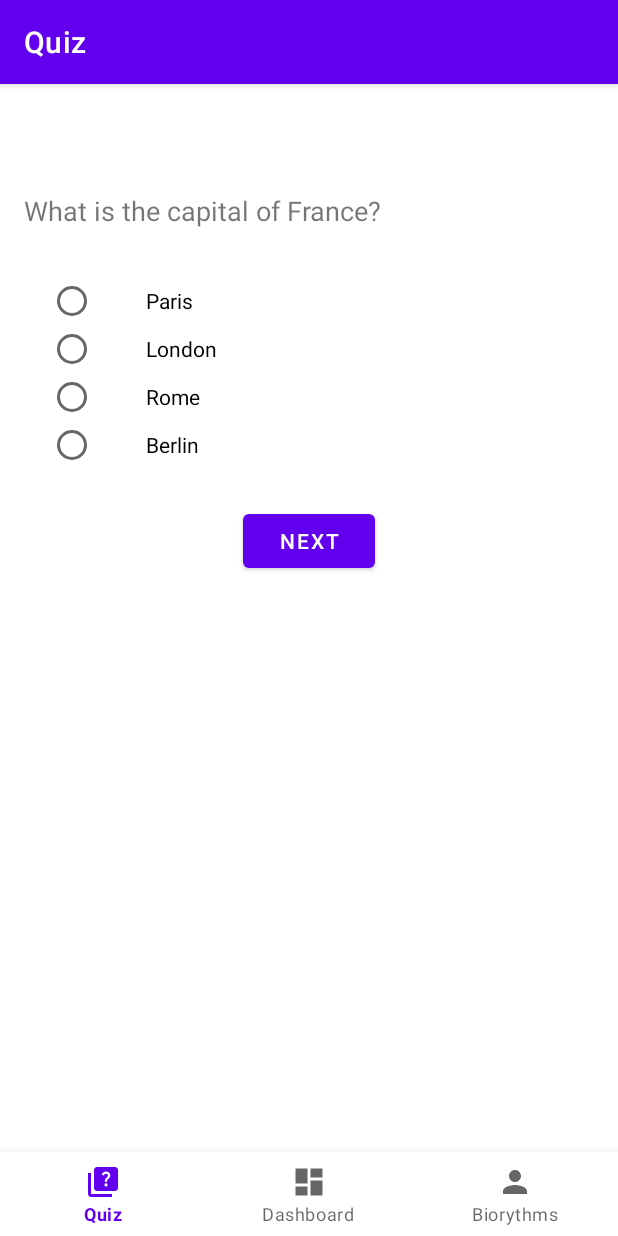
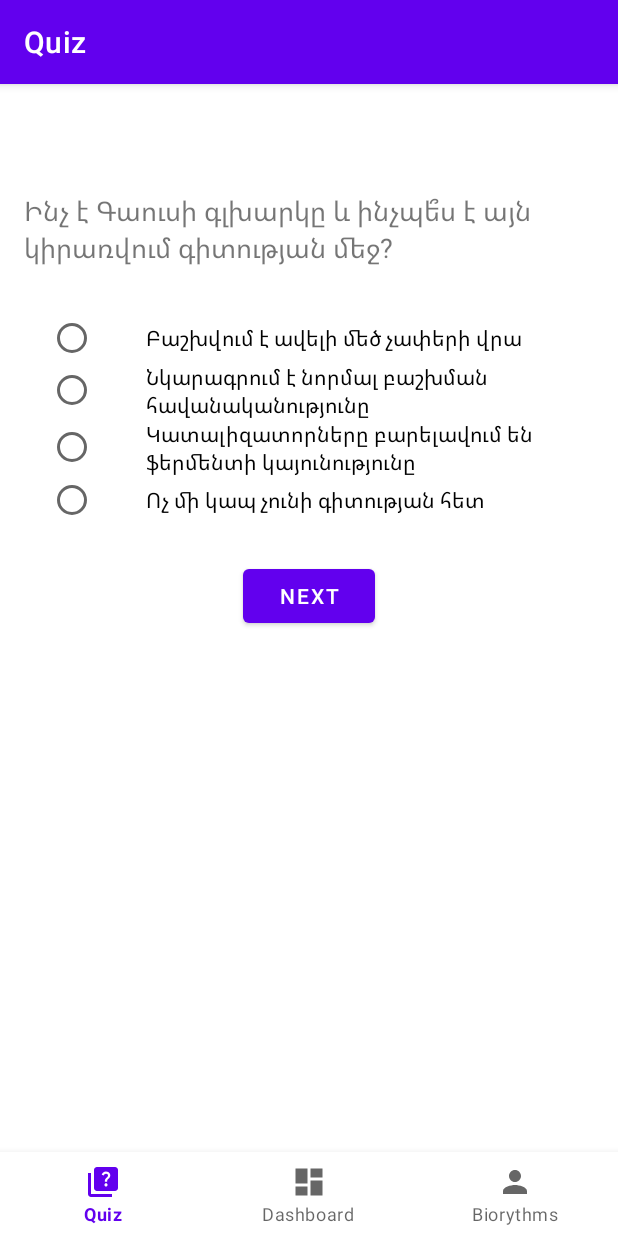
Before and after one commit to A-Ghasabyan/MathPlot, an Android app: the QuizFragment screen opened through its navigation route, after a tap on "TAKE THE QUIZ", on a phone screen of 412 x 824 dp. Run offline under Robolectric (Android 15) with nearby library versions, the phone set to English and light mode, and no system bars; our stand-ins replace navigation-ui; libraries missing offline, so code that uses them is left out: com.github.mikephil.charting.

Commit message:
Commit Message

```diff
--- a/app/src/main/java/com/example/myapplication/ui/quiz/QuizFragment.java
+++ b/app/src/main/java/com/example/myapplication/ui/quiz/QuizFragment.java
@@ -19,18 +19,32 @@ public class QuizFragment extends Fragment {
     private int correctAnswerCount = 0;
 
     private String[] questions = {
-            "What is the capital of France?",
-            "Which planet is known as the Red Planet?",
-            "What is the largest ocean on Earth?"
+            "Ինչ է Գաուսի գլխարկը և ինչպե՞ս է այն կիրառվում գիտության մեջ?", // Gaussian bell curve and its scientific use
+            "Ինչ է Գաուսի բաշխումը և ինչպե՞ս է այն օգտագործվում տվյալագիտության մեջ?", // Gaussian distribution in data science
+            "Ինչպես է կատալազ ֆերմենտը գործում?", // How catalase enzyme works
+            "Ինչ է 68-95-99.7 օրենքը և ինչպե՞ս է այն աշխատում?", // 68-95-99.7 rule (standard deviation)
+            "Ինչ է Միքայելիս-Մենտենի հավասարումը նկարագրում?", // Michaelis-Menten equation
+            "Ինչպիսի կիրառումներ ունի Գաուսի բաշխումը բժշկության ոլորտում?", // Applications of Gaussian distribution in medicine
+            "Ինչպես է ցուցչային ֆունկցիան օգտագործվում ֆիզիկայում?", // Exponential function in physics
+            "Ինչպես է ցուցչային ֆունկցիան կիրառվում միջուկային ֆիզիկայում?", // Exponential function in nuclear physics
+            "Ինչպես է ցուցչային ֆունկցիան օգտագործվում աստղագիտության մեջ?", // Exponential function in astronomy
+            "Ինչ է Ֆիբոնաչիի հաջորդականությունը և ինչպե՞ս է այն կիրառվում?", // Fibonacci sequence and its applications
     };
 
     private String[][] options = {
-            {"Paris", "London", "Rome", "Berlin"},
-            {"Earth", "Mars", "Jupiter", "Venus"},
-            {"Atlantic", "Indian", "Pacific", "Arctic"}
+            {"Բաշխվում է ավելի մեծ չափերի վրա", "Նկարագրում է նորմալ բաշխման հավանականությունը", "Կատալիզատորները բարելավում են ֆերմենտի կայունությունը", "Ոչ մի կապ չունի գիտության հետ"}, // Question 1: Gaussian bell curve
+            {"Պատմում է արժեքների բաշխումը հետազոտություններում", "Երբեմն հանդես է գալիս մեկիս դեմ", "Տարբեր բնական և սոցիալական երևույթներ մոդելավորելու համար", "Մոդելավորում է բրաունի շարժումը"}, // Question 2: Gaussian distribution
+            {"Կատալազը խթանում է ջրի մոլեկուլների բեկումը", "Կատալազը խթանում է ազոտի փոխարկումը", "Կատալազը օքսիդացնում է հիդրոգենա", "Կատալազը վերամշակում է օրգանիկական թափոնները"}, // Question 3: Catalase enzyme
+            {"Մոտ 95% արժեքները ընկնում են միջինի ±2σ-ի սահմաններում", "Մոտ 95% արժեքները ընկնում են միջինի ±3σ-ի սահմաններում", "Մոտ 99.7% արժեքները ընկնում են միջինի ±2σ-ի սահմաններում", "Մոտ 68% արժեքները ընկնում են միջինի ±1σ-ի սահմաններում"}, // Question 4: 68-95-99.7 rule
+            {"Մոդելավորում է սուբստրատի կլանումը էնկմենթային ֆերմենտներով", "Նկարագրում է բիոկիմիական ռեակցիաների արագությունը", "Կատալիզատորները բարելավում են ֆերմենտի կայունությունը", "Ոչ մի կապ չունի կենսաքիմիայի հետ"}, // Question 5: Michaelis-Menten equation
+            {"Օգտագործվում է հիվանդությունների տարածման մոդելավորման համար", "Փոխում է օրգանիզմի շուկայական վիճակները", "Հաշվարկում է մարմնի կորելապիա", "Կիրառվում է միայն տեխնիկական սարքերով"}, // Question 6: Applications of Gaussian in medicine
+            {"Բացատրում է արտահայտությունների ծայրահեղությունը", "Ըստ ժամանակի բացատրությունների ցուցադրությունը", "Հասկացվում է խառը հատկություններով", "Որպես կոշտ երաշխիք կարող է նաև փոխել"}, // Question 7: Exponential function in physics
+            {"Փոխհարաբերական հարաբերակցություններում թույլ չի տալիս", "Օգտագործվում է առանց ժամանակի գծի", "Այն խթանում է արագ ճեղքումը", "Ինտեգրում է ջերմաստիճանային սխալ"}, // Question 8: Exponential function in nuclear physics
+            {"Հեռանկարում այն բերում է արտահայտության աճը", "Երբ անհրաժեշտ է որոշել, թե արդյոք տվյալ կետը կամ օբյեկտը համապատասխանում է որոշակի պայմաններին, օրինակ՝ աստղաբառարանից գոյություն ունեցող օբյեկտներին", "Ընդգրկում է միայն ճառագայթները", "Կախված է աստղի հզորությունից"}, // Question 9: Exponential function in astronomy
+            {"f(n) = f(n-1) + f(n-2)", "f(n) = n²", "f(n) = 2^n", "f(n) = n!"}, // Question 10: Fibonacci sequence
     };
 
-    private int[] correctAnswers = {0, 1, 2};
+    private int[] correctAnswers = {1, 2, 1, 0, 1, 0, 1, 3, 1, 0}; // Correct answers updated based on new question order
 
     @Override
     public View onCreateView(@NonNull LayoutInflater inflater,
@@ -99,11 +113,8 @@ public class QuizFragment extends Fragment {
         binding.resultPage.setVisibility(View.VISIBLE);
         binding.resultText.setText("You answered " + correctAnswerCount + " out of " + questions.length + " correctly!");
 
-        if (correctAnswerCount > questions.length / 2) {
-            binding.partyPopperImage.setVisibility(View.VISIBLE);
-        } else {
-            binding.partyPopperImage.setVisibility(View.GONE);
-        }
+        // Show the party popper every time
+        binding.partyPopperImage.setVisibility(View.VISIBLE);
     }
 
 
```
